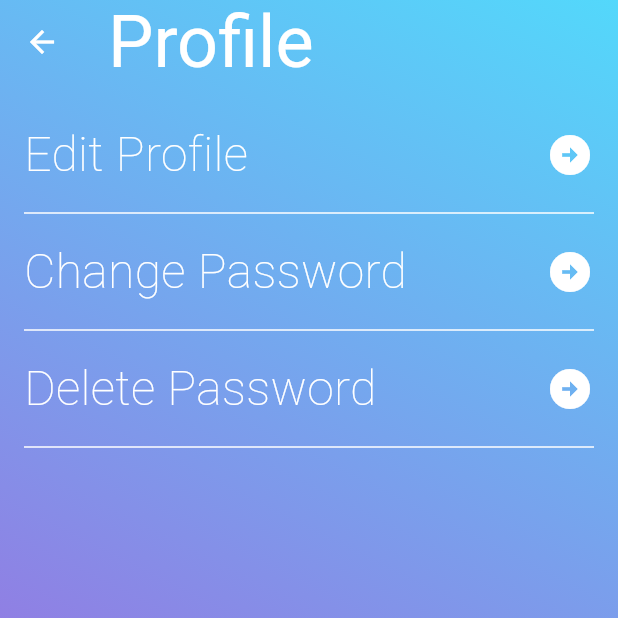
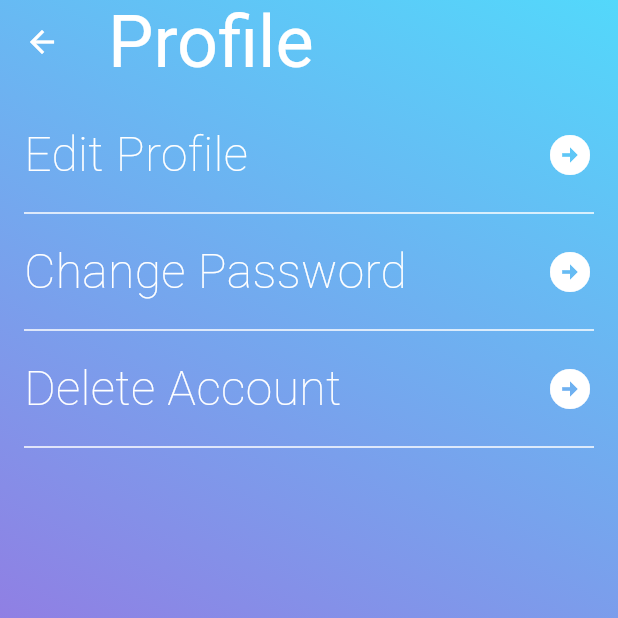
Before and after one commit to vvivekranjan/goal-tracker-app-flutter, a Flutter app: the ProfileScreen screen opened directly, on a phone screen of 412 x 824 dp, the top half of it. Run offline on Flutter 3.47's test engine with Material 3 defaults, Android fonts, the phone set to English and light mode, and no system bars; our stand-ins replace carousel_slider, device_preview_plus, dots_indicator, flutter_svg.

Commit message:
minor changes

```diff
--- a/goal_tracker/lib/profile/profile_screen.dart
+++ b/goal_tracker/lib/profile/profile_screen.dart
@@ -28,9 +28,9 @@ class ProfileScreen extends StatelessWidget {
             padding: const EdgeInsets.all(16.0),
             child: Column(
               children: [
-                ProfileOptions(title: 'Edit Profile'),
-                ProfileOptions(title: 'Change Password'),
-                ProfileOptions(title: 'Delete Password'),
+                ProfileOptions(title: 'Edit Profile', onPressed: () {},),
+                ProfileOptions(title: 'Change Password', onPressed: () {},),
+                ProfileOptions(title: 'Delete Account', onPressed: () {},),
               ],
             ),
           ),
@@ -41,9 +41,14 @@ class ProfileScreen extends StatelessWidget {
 }
 
 class ProfileOptions extends StatelessWidget {
-  const ProfileOptions({super.key, required this.title});
+  const ProfileOptions({
+    super.key,
+    required this.title,
+    required this.onPressed,
+    });
 
   final String title;
+  final VoidCallback onPressed;
 
   @override
   Widget build(BuildContext context) {
@@ -65,7 +70,7 @@ class ProfileOptions extends StatelessWidget {
               ),
             ),
             InkWell(
-              onTap: () {},
+              onTap: onPressed,
               child: Container(
                 padding: EdgeInsets.symmetric(vertical: 8.0),
                 child: const Icon(
```
